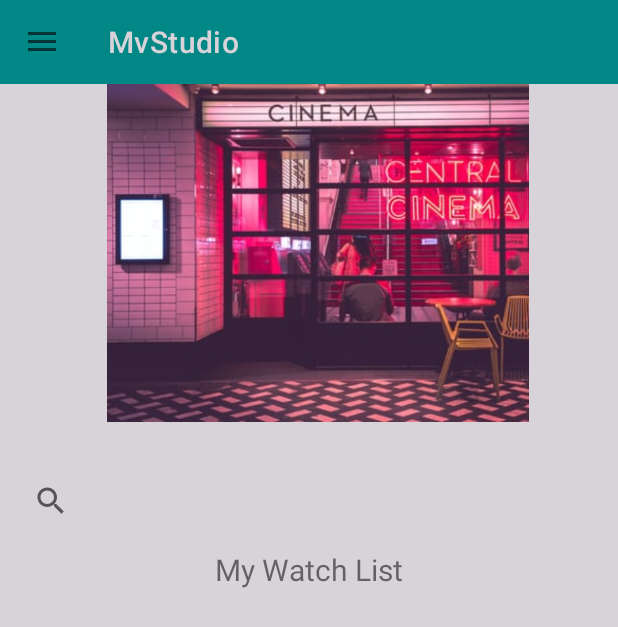
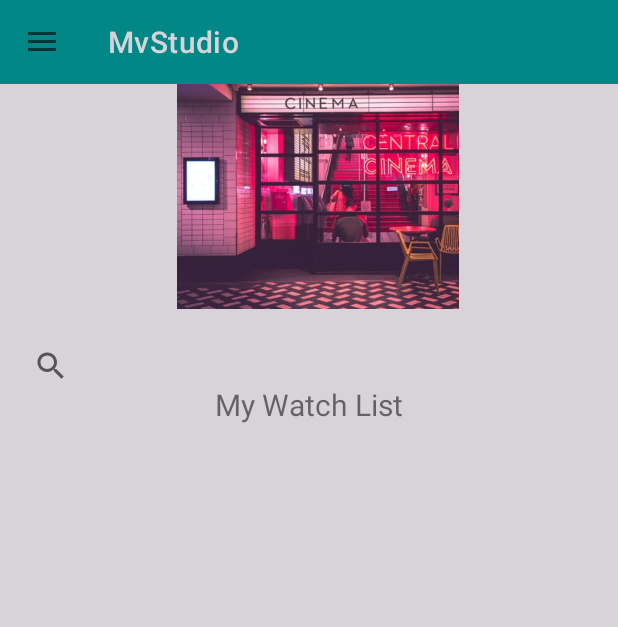
Before and after one commit to Odile078/MovieJournal2, an Android app: the WatchListActivity screen opened directly, with no data from a screen before it, on a phone screen of 412 x 824 dp. Shown: the top 627 px of the screen. Run offline under Robolectric (Android 15) with nearby library versions, the phone set to English and light mode, and no system bars; our stand-ins replace ButterKnife, Firebase (no records; nobody signed in at launch, a user with empty details on screens opened directly); network calls fail; Roboto replaces fonts that are not available here.

Commit message:
correcting design

```diff
--- a/app/src/main/java/com/example/mvstudio/WatchListActivity.java
+++ b/app/src/main/java/com/example/mvstudio/WatchListActivity.java
@@ -36,14 +36,14 @@ import butterknife.ButterKnife;
 public class WatchListActivity extends AppCompatActivity {
    // @BindView(R.id.EditTextSearch) EditText EditTextSearch;
     //@BindView(R.id.imageButton) ImageButton imageButton;
-    @BindView(R.id.rv) RecyclerView mResultList;
+    @BindView(R.id.rv) RecyclerView recyclerView;
     @BindView(R.id.searchView) SearchView searchView;
    // @BindView(R.id.listview) ListView myListView;
 
 
     List<Movies> moviesList;
     ArrayList<Movies> list;
-    RecyclerView recyclerView;
+   // RecyclerView recyclerView;
 
     DatabaseReference moviesdb;
 
--- a/app/src/main/res/layout/content_watch_list.xml
+++ b/app/src/main/res/layout/content_watch_list.xml
@@ -10,7 +10,7 @@
     <ImageView
         android:id="@+id/imageView"
         android:layout_width="400dp"
-        android:layout_height="225dp"
+        android:layout_height="150dp"
         android:layout_alignParentTop="true"
         android:layout_alignParentEnd="true"
         android:src="@drawable/logo2" />
@@ -20,7 +20,7 @@
         android:layout_height="?attr/actionBarSize"
         android:padding="10dp"
         app:queryHint="Search here"
-        android:layout_marginTop="250dp"
+        android:layout_marginTop="160dp"
         />
     <!--<EditText
         android:id="@+id/EditTextSearch"
@@ -45,14 +45,14 @@
         android:layout_height="wrap_content"
         android:layout_alignParentTop="true"
         android:layout_centerHorizontal="true"
-        android:layout_marginTop="310dp"
+        android:layout_marginTop="200dp"
         android:text="My Watch List"
         android:textSize="20dp" />
 
     <RelativeLayout
         android:layout_width="wrap_content"
         android:layout_height="wrap_content"
-        android:layout_marginTop="350dp">
+        android:layout_marginTop="225dp">
         <androidx.recyclerview.widget.RecyclerView
             android:id="@+id/rv"
             android:layout_width="match_parent"
```
